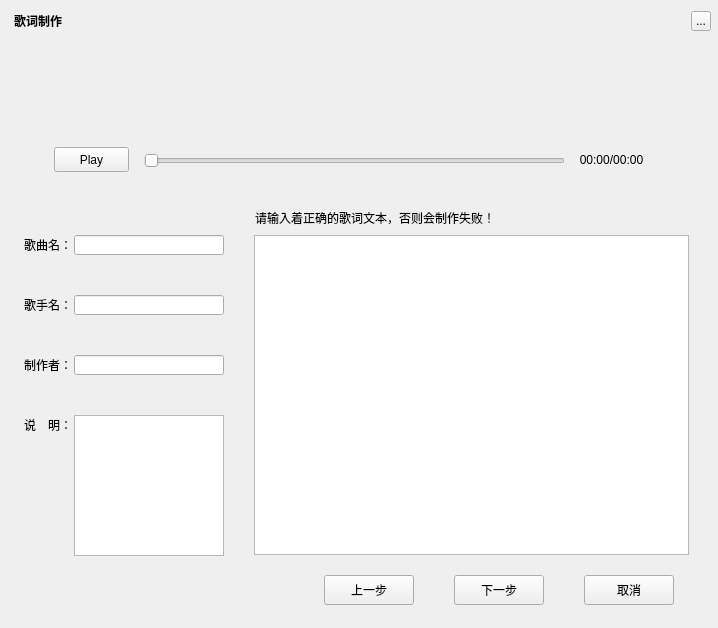
Before: the Qt Designer form TTKModule/TTKWidget/musicUiKits/musicLrcKits/musiclrcmakerwidget.ui in Greedysky/TTKMusicPlayer, drawn with Qt 5.
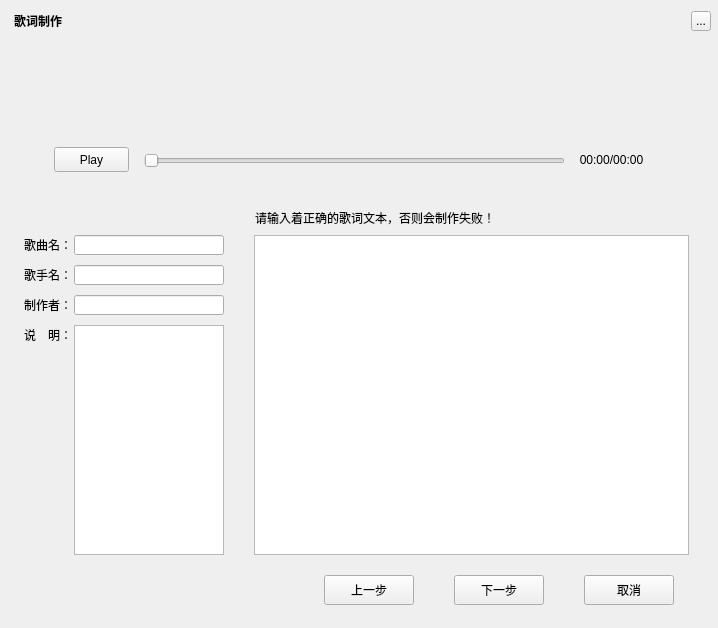
After: the same form once the commit is applied. The open tabs and pages were chosen to show the change. Icons and pictures are not drawn. Custom widgets are drawn as their Qt base class.

What changed in the file:
```diff
--- a/TTKModule/TTKWidget/musicUiKits/musicLrcKits/musiclrcmakerwidget.ui
+++ b/TTKModule/TTKWidget/musicUiKits/musicLrcKits/musiclrcmakerwidget.ui
@@ -414,7 +414,7 @@
      <property name="geometry">
       <rect>
        <x>70</x>
-       <y>260</y>
+       <y>230</y>
        <width>150</width>
        <height>20</height>
       </rect>
@@ -424,7 +424,7 @@
      <property name="geometry">
       <rect>
        <x>70</x>
-       <y>320</y>
+       <y>260</y>
        <width>150</width>
        <height>20</height>
       </rect>
@@ -434,7 +434,7 @@
      <property name="geometry">
       <rect>
        <x>20</x>
-       <y>322</y>
+       <y>262</y>
        <width>50</width>
        <height>16</height>
       </rect>
@@ -447,9 +447,9 @@
      <property name="geometry">
       <rect>
        <x>70</x>
-       <y>380</y>
+       <y>290</y>
        <width>150</width>
-       <height>141</height>
+       <height>230</height>
       </rect>
      </property>
     </widget>
@@ -470,7 +470,7 @@
      <property name="geometry">
       <rect>
        <x>20</x>
-       <y>262</y>
+       <y>232</y>
        <width>50</width>
        <height>16</height>
       </rect>
@@ -483,7 +483,7 @@
      <property name="geometry">
       <rect>
        <x>20</x>
-       <y>382</y>
+       <y>292</y>
        <width>50</width>
        <height>16</height>
       </rect>
```
